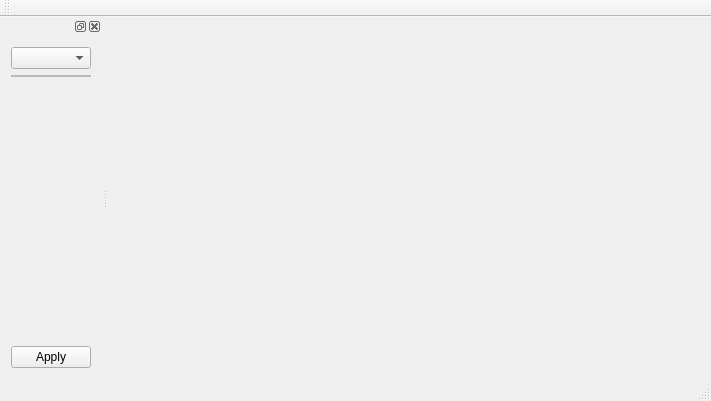
ANDreew1987/DigitalSignatureChecker, file src/MainWindow.ui: the form before one commit.
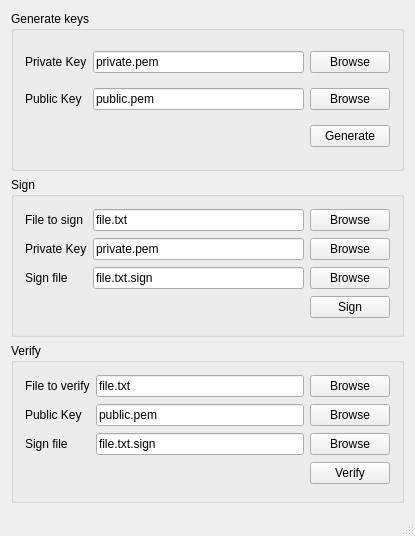
The form after the commit.

What changed in the file:
```diff
--- a/src/MainWindow.ui
+++ b/src/MainWindow.ui
@@ -6,91 +6,234 @@
    <rect>
     <x>0</x>
     <y>0</y>
-    <width>711</width>
-    <height>401</height>
+    <width>415</width>
+    <height>536</height>
    </rect>
   </property>
   <property name="windowTitle">
    <string>Image Editor</string>
   </property>
   <widget class="QWidget" name="centralWidget">
-   <layout class="QGridLayout" name="gridLayout"/>
-  </widget>
-  <widget class="QMenuBar" name="menuBar">
-   <property name="geometry">
-    <rect>
-     <x>0</x>
-     <y>0</y>
-     <width>711</width>
-     <height>25</height>
-    </rect>
-   </property>
-  </widget>
-  <widget class="QToolBar" name="mainToolBar">
-   <attribute name="toolBarArea">
-    <enum>TopToolBarArea</enum>
-   </attribute>
-   <attribute name="toolBarBreak">
-    <bool>false</bool>
-   </attribute>
+   <layout class="QGridLayout" name="gridLayout">
+    <item row="2" column="0">
+     <widget class="QGroupBox" name="groupBox_3">
+      <property name="title">
+       <string>Verify</string>
+      </property>
+      <layout class="QGridLayout" name="gridLayout_4">
+       <item row="1" column="1">
+        <widget class="QLineEdit" name="leVerifyPublicKey">
+         <property name="text">
+          <string notr="true">public.pem</string>
+         </property>
+        </widget>
+       </item>
+       <item row="1" column="2">
+        <widget class="QPushButton" name="pbVerifyPublicKey">
+         <property name="text">
+          <string>Browse</string>
+         </property>
+        </widget>
+       </item>
+       <item row="2" column="0">
+        <widget class="QLabel" name="label_8">
+         <property name="text">
+          <string>Sign file</string>
+         </property>
+        </widget>
+       </item>
+       <item row="1" column="0">
+        <widget class="QLabel" name="label_7">
+         <property name="text">
+          <string>Public Key</string>
+         </property>
+        </widget>
+       </item>
+       <item row="2" column="1">
+        <widget class="QLineEdit" name="leVerifySignFile">
+         <property name="text">
+          <string notr="true">file.txt.sign</string>
+         </property>
+        </widget>
+       </item>
+       <item row="0" column="2">
+        <widget class="QPushButton" name="pbFileToVerify">
+         <property name="text">
+          <string>Browse</string>
+         </property>
+        </widget>
+       </item>
+       <item row="2" column="2">
+        <widget class="QPushButton" name="pbVerifySignFile">
+         <property name="text">
+          <string>Browse</string>
+         </property>
+        </widget>
+       </item>
+       <item row="0" column="1">
+        <widget class="QLineEdit" name="leFileToVerify">
+         <property name="text">
+          <string notr="true">file.txt</string>
+         </property>
+        </widget>
+       </item>
+       <item row="0" column="0">
+        <widget class="QLabel" name="label_2">
+         <property name="text">
+          <string>File to verify</string>
+         </property>
+        </widget>
+       </item>
+       <item row="3" column="2">
+        <widget class="QPushButton" name="pbVerify">
+         <property name="text">
+          <string>Verify</string>
+         </property>
+        </widget>
+       </item>
+      </layout>
+     </widget>
+    </item>
+    <item row="1" column="0">
+     <widget class="QGroupBox" name="groupBox_2">
+      <property name="title">
+       <string>Sign</string>
+      </property>
+      <layout class="QGridLayout" name="gridLayout_3">
+       <item row="2" column="1">
+        <widget class="QLineEdit" name="leSignFile">
+         <property name="text">
+          <string notr="true">file.txt.sign</string>
+         </property>
+        </widget>
+       </item>
+       <item row="2" column="2">
+        <widget class="QPushButton" name="pbSignFile">
+         <property name="text">
+          <string>Browse</string>
+         </property>
+        </widget>
+       </item>
+       <item row="0" column="0">
+        <widget class="QLabel" name="label">
+         <property name="text">
+          <string>File to sign</string>
+         </property>
+        </widget>
+       </item>
+       <item row="1" column="0">
+        <widget class="QLabel" name="label_3">
+         <property name="text">
+          <string>Private Key</string>
+         </property>
+        </widget>
+       </item>
+       <item row="1" column="1">
+        <widget class="QLineEdit" name="leSignPrivateKey">
+         <property name="text">
+          <string notr="true">private.pem</string>
+         </property>
+        </widget>
+       </item>
+       <item row="0" column="2">
+        <widget class="QPushButton" name="pbFileToSign">
+         <property name="text">
+          <string>Browse</string>
+         </property>
+        </widget>
+       </item>
+       <item row="0" column="1">
+        <widget class="QLineEdit" name="leFileToSign">
+         <property name="text">
+          <string notr="true">file.txt</string>
+         </property>
+        </widget>
+       </item>
+       <item row="2" column="0">
+        <widget class="QLabel" name="label_5">
+         <property name="text">
+          <string>Sign file</string>
+         </property>
+        </widget>
+       </item>
+       <item row="1" column="2">
+        <widget class="QPushButton" name="pbSignPrivateKey">
+         <property name="text">
+          <string>Browse</string>
+         </property>
+        </widget>
+       </item>
+       <item row="3" column="2">
+        <widget class="QPushButton" name="pbSign">
+         <property name="text">
+          <string>Sign</string>
+         </property>
+        </widget>
+       </item>
+      </layout>
+     </widget>
+    </item>
+    <item row="0" column="0">
+     <widget class="QGroupBox" name="groupBox">
+      <property name="title">
+       <string notr="true">Generate keys</string>
+      </property>
+      <layout class="QGridLayout" name="gridLayout_2">
+       <item row="1" column="2">
+        <widget class="QLineEdit" name="leGenPublicKeyFile">
+         <property name="text">
+          <string notr="true">public.pem</string>
+         </property>
+        </widget>
+       </item>
+       <item row="0" column="2">
+        <widget class="QLineEdit" name="leGenPrivateKeyFile">
+         <property name="text">
+          <string notr="true">private.pem</string>
+         </property>
+        </widget>
+       </item>
+       <item row="0" column="3">
+        <widget class="QPushButton" name="pbGenPrivateKeyFile">
+         <property name="text">
+          <string notr="true">Browse</string>
+         </property>
+        </widget>
+       </item>
+       <item row="0" column="0">
+        <widget class="QLabel" name="label_4">
+         <property name="text">
+          <string>Private Key</string>
+         </property>
+        </widget>
+       </item>
+       <item row="1" column="0">
+        <widget class="QLabel" name="label_6">
+         <property name="text">
+          <string>Public Key</string>
+         </property>
+        </widget>
+       </item>
+       <item row="1" column="3">
+        <widget class="QPushButton" name="pbGenPublicKeyFile">
+         <property name="text">
+          <string>Browse</string>
+         </property>
+        </widget>
+       </item>
+       <item row="2" column="3">
+        <widget class="QPushButton" name="pbGenKeys">
+         <property name="text">
+          <string>Generate</string>
+         </property>
+        </widget>
+       </item>
+      </layout>
+     </widget>
+    </item>
+   </layout>
   </widget>
   <widget class="QStatusBar" name="statusBar"/>
-  <widget class="QDockWidget" name="dockWidget">
-   <attribute name="dockWidgetArea">
-    <number>1</number>
-   </attribute>
-   <widget class="QWidget" name="dockWidgetContents">
-    <layout class="QGridLayout" name="gridLayout_2">
-     <item row="3" column="0">
-      <widget class="QPushButton" name="pbApply">
-       <property name="text">
-        <string>Apply</string>
-       </property>
-      </widget>
-     </item>
-     <item row="1" column="0">
-      <widget class="QFrame" name="frame">
-       <property name="frameShape">
-        <enum>QFrame::StyledPanel</enum>
-       </property>
-       <property name="frameShadow">
-        <enum>QFrame::Raised</enum>
-       </property>
-       <layout class="QGridLayout" name="frameLayout">
-        <property name="leftMargin">
-         <number>0</number>
-        </property>
-        <property name="topMargin">
-         <number>0</number>
-        </property>
-        <property name="rightMargin">
-         <number>0</number>
-        </property>
-        <property name="bottomMargin">
-         <number>0</number>
-        </property>
-       </layout>
-      </widget>
-     </item>
-     <item row="0" column="0">
-      <widget class="QComboBox" name="cbFilters"/>
-     </item>
-     <item row="2" column="0">
-      <spacer name="verticalSpacer">
-       <property name="orientation">
-        <enum>Qt::Vertical</enum>
-       </property>
-       <property name="sizeHint" stdset="0">
-        <size>
-         <width>20</width>
-         <height>40</height>
-        </size>
-       </property>
-      </spacer>
-     </item>
-    </layout>
-   </widget>
-  </widget>
  </widget>
  <layoutdefault spacing="6" margin="11"/>
  <resources/>
```
Left out of the diff: 2 changed lines with no effect on the pictures.
